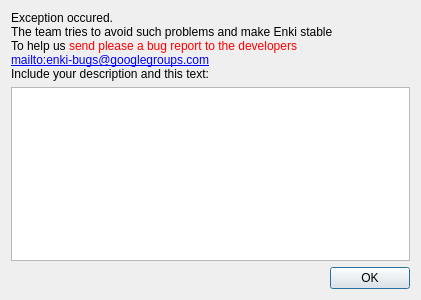
andreikop/enki, file enki/ui/Exception.ui: the form before one commit.
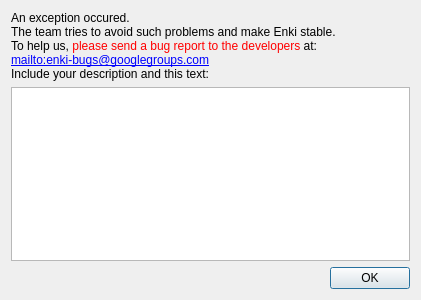
The form after the commit.

Patch:
```diff
--- a/enki/ui/Exception.ui
+++ b/enki/ui/Exception.ui
@@ -18,9 +18,9 @@
     <widget class="QLabel" name="label">
      <property name="text">
       <string>&lt;html&gt;
- Exception occured.&lt;br/&gt;
-The team tries to avoid such problems and make Enki stable&lt;br/&gt;
-To help us &lt;font color=&quot;red&quot;&gt;send please a bug report to the developers&lt;/font&gt;&lt;br/&gt;
+An exception occured.&lt;br/&gt;
+The team tries to avoid such problems and make Enki stable.&lt;br/&gt;
+To help us, &lt;font color=&quot;red&quot;&gt;please send a bug report to the developers&lt;/font&gt; at:&lt;br/&gt;
 &lt;a href=&quot;mailto:enki-bugs@googlegroups.com?subject=Crash&amp;body=asdf&quot;&gt;mailto:enki-bugs@googlegroups.com&lt;/a&gt;&lt;br/&gt;
 Include your description and this text:</string>
      </property>
```
